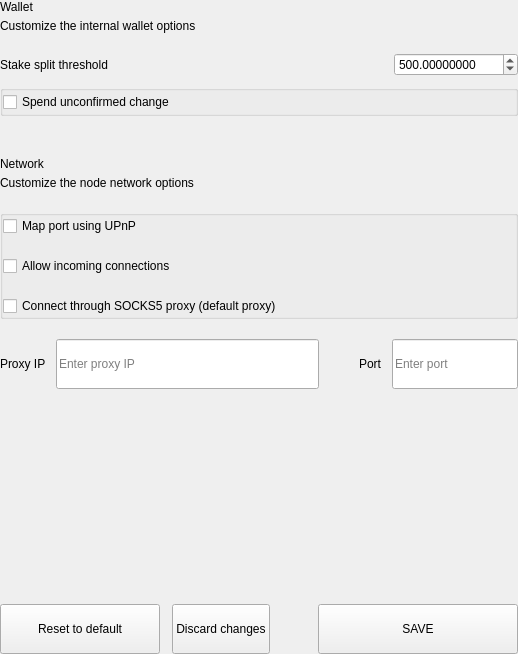
The window that src/qt/pivx/settings/forms/settingswalletoptionswidget.ui (Euno/eunowallet) describes before a commit, drawn with Qt 5.
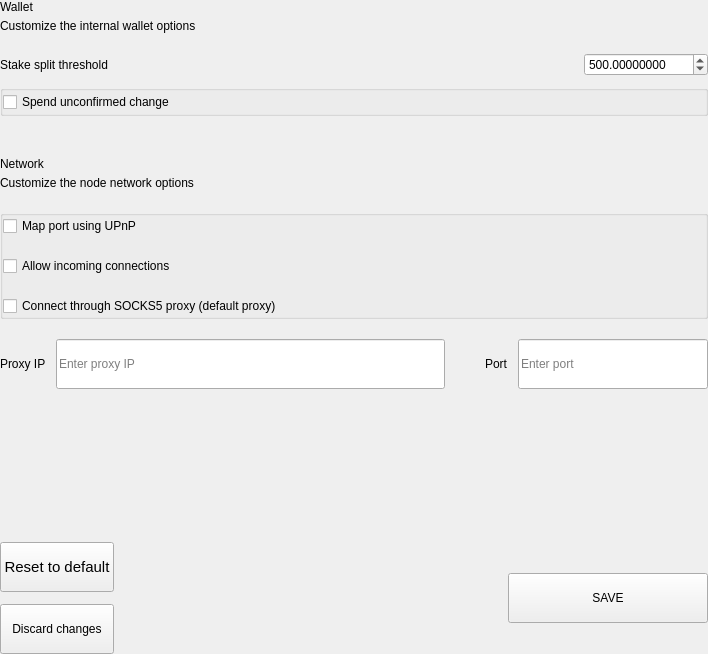
The same window after the commit.

Diff of the .ui file:
```diff
--- a/src/qt/pivx/settings/forms/settingswalletoptionswidget.ui
+++ b/src/qt/pivx/settings/forms/settingswalletoptionswidget.ui
@@ -6,7 +6,7 @@
    <rect>
     <x>0</x>
     <y>0</y>
-    <width>518</width>
+    <width>708</width>
     <height>654</height>
    </rect>
   </property>
@@ -31,6 +31,18 @@
    </property>
    <item>
     <widget class="QWidget" name="left" native="true">
+     <property name="sizePolicy">
+      <sizepolicy hsizetype="Preferred" vsizetype="Minimum">
+       <horstretch>0</horstretch>
+       <verstretch>0</verstretch>
+      </sizepolicy>
+     </property>
+     <property name="minimumSize">
+      <size>
+       <width>0</width>
+       <height>550</height>
+      </size>
+     </property>
      <layout class="QVBoxLayout" name="verticalLayout_1">
       <property name="leftMargin">
        <number>0</number>
@@ -127,13 +139,13 @@
              <number>8</number>
             </property>
             <property name="minimum">
-             <number>0</number>
+             <double>0.000000000000000</double>
             </property>
             <property name="maximum">
-             <number>999999</number>
+             <double>999999.000000000000000</double>
             </property>
             <property name="value">
-             <number>500</number>
+             <double>500.000000000000000</double>
             </property>
            </widget>
           </item>
@@ -433,20 +445,39 @@
           <property name="spacing">
            <number>12</number>
           </property>
+          <property name="sizeConstraint">
+           <enum>QLayout::SetDefaultConstraint</enum>
+          </property>
+          <item>
+           <layout class="QVBoxLayout" name="verticalLayout_5">
+            <property name="leftMargin">
+             <number>0</number>
+            </property>
           <item>
            <widget class="QPushButton" name="pushButtonReset">
+              <property name="sizePolicy">
+               <sizepolicy hsizetype="Minimum" vsizetype="Fixed">
+                <horstretch>0</horstretch>
+                <verstretch>0</verstretch>
+               </sizepolicy>
+              </property>
             <property name="minimumSize">
              <size>
-              <width>160</width>
+                <width>0</width>
               <height>50</height>
              </size>
             </property>
             <property name="maximumSize">
              <size>
-              <width>50</width>
+                <width>16777215</width>
               <height>16777215</height>
              </size>
             </property>
+              <property name="font">
+               <font>
+                <pointsize>11</pointsize>
+               </font>
+              </property>
             <property name="focusPolicy">
              <enum>Qt::NoFocus</enum>
             </property>
@@ -470,6 +501,8 @@
              <string>Discard changes</string>
             </property>
            </widget>
+            </item>
+           </layout>
           </item>
           <item>
            <spacer name="horizontalSpacer_2">
```
Lines whose indentation alone changed are shown as unchanged.
